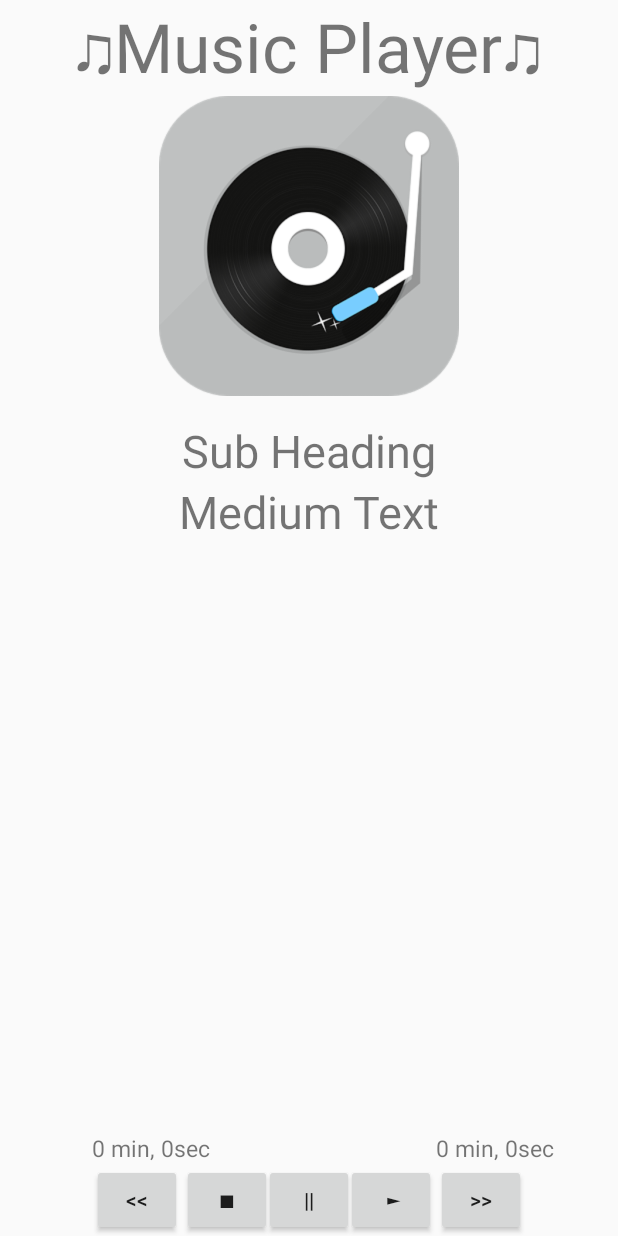
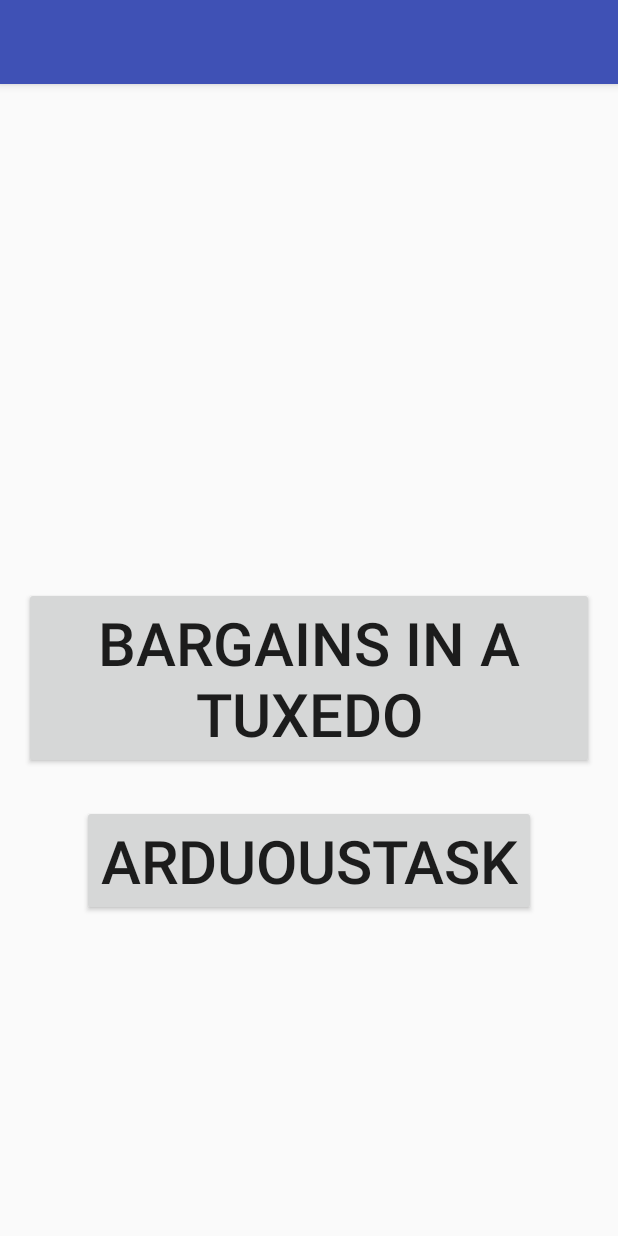
Before and after one commit to DegraciaD/MusicPlayer, an Android app: the screen it shows after launch (MainActivity before the commit, Songpicker after it), on a phone screen of 412 x 824 dp. Run offline under Robolectric (Android 15) with nearby library versions, the light colour scheme and no system bars.

Commit message:
updated my project
did milestone 5and 6 and still working on milestone 7

```diff
--- a/app/src/main/AndroidManifest.xml
+++ b/app/src/main/AndroidManifest.xml
@@ -12,6 +12,8 @@
             android:name=".MainActivity"
             android:label="@string/app_name"
             android:theme="@style/AppTheme.NoActionBar">
+        </activity>
+        <activity android:name=".Songpicker">
             <intent-filter>
                 <action android:name="android.intent.action.MAIN" />
 
--- /dev/null
+++ b/app/src/main/java/com/example/student/musicplayer/SongObject.java
@@ -0,0 +1,18 @@
+package com.example.student.musicplayer;
+
+import android.os.Bundle;
+
+/**
+ * Created by Student on 12/9/2016.
+ */
+
+public class SongObject {
+    public int songID;
+    public String title;
+    public String artist;
+    public SongObject( int songID, String title,String artist){
+        this.songID = songID;
+        this.title = title;
+        this.artist = artist;
+    }
+}
--- /dev/null
+++ b/app/src/main/java/com/example/student/musicplayer/Songpicker.java
@@ -0,0 +1,67 @@
+package com.example.student.musicplayer;
+
+import android.content.Intent;
+import android.media.MediaMetadataRetriever;
+import android.media.MediaPlayer;
+import android.net.Uri;
+import android.support.v7.app.AppCompatActivity;
+import android.os.Bundle;
+import android.util.Log;
+import android.view.View;
+import android.widget.Button;
+
+import static android.R.attr.action;
+import static android.R.attr.category;
+import static android.R.attr.filter;
+import static android.R.attr.name;
+
+public class Songpicker extends AppCompatActivity {
+    public static SongObject bargainsSong;
+    public static SongObject arduousSong;
+
+    protected void onCreate(Bundle savedInstanceState) {
+        super.onCreate(savedInstanceState);
+        setContentView(R.layout.activity_songpicker);
+        int bargainsID = R.raw.bargainsinatuxedo;
+        int arduousID = R.raw.arduoustask;
+
+
+
+
+        MediaMetadataRetriever songInfo = new MediaMetadataRetriever();
+        Uri filepath= Uri.parse("android.resource://" + getPackageName() + "/" + bargainsID);
+        songInfo.setDataSource(this, filepath);
+
+        String bargainsTitle = songInfo.extractMetadata(MediaMetadataRetriever.METADATA_KEY_TITLE);
+        String bargainsArtist = songInfo.extractMetadata(MediaMetadataRetriever.METADATA_KEY_ARTIST);
+
+         songInfo = new MediaMetadataRetriever();
+         filepath= Uri.parse("android.resource://" + getPackageName() + "/" + arduousID);
+        songInfo.setDataSource(this, filepath);
+
+        String arduousTitle = songInfo.extractMetadata(MediaMetadataRetriever.METADATA_KEY_TITLE);
+        String  ardousArtist = songInfo.extractMetadata(MediaMetadataRetriever.METADATA_KEY_ARTIST);
+
+
+        SongObject bargainsSong = new SongObject(bargainsID, bargainsTitle,bargainsArtist);
+        SongObject arduousSong = new SongObject(arduousID, arduousTitle,ardousArtist);
+
+
+
+    }
+    public void playbargains(View view){
+        String songID = String.valueOf(R.raw.bargainsinatuxedo);
+        launchPlayer("bargains");
+    }
+
+    public void songpicker(View view){
+        String songID = String.valueOf(R.raw.arduoustask);
+        launchPlayer(songID);
+    }
+
+    public void launchPlayer(String songID){
+        Intent launchSongPlayer = new Intent(Songpicker.this, MainActivity.class);
+        launchSongPlayer.putExtra("songMessage", songID);
+        startActivity(launchSongPlayer);
+    }
+}
--- /dev/null
+++ b/app/src/main/res/layout/activity_songpicker.xml
@@ -0,0 +1,35 @@
+<?xml version="1.0" encoding="utf-8"?>
+<RelativeLayout xmlns:android="http://schemas.android.com/apk/res/android"
+    xmlns:tools="http://schemas.android.com/tools"
+    android:id="@+id/activity_songpicker"
+    android:layout_width="match_parent"
+    android:layout_height="match_parent"
+    android:paddingBottom="@dimen/activity_vertical_margin"
+    android:paddingLeft="@dimen/activity_horizontal_margin"
+    android:paddingRight="@dimen/activity_horizontal_margin"
+    android:paddingTop="@dimen/activity_vertical_margin"
+    tools:context="com.example.student.musicplayer.Songpicker">
+
+
+    <Button
+        android:layout_width="wrap_content"
+        android:layout_height="wrap_content"
+        android:onClick = "songpicker"
+        android:id="@+id/txtVw_button"
+        android:textSize="40sp"
+        android:text="arduoustask"
+        android:layout_marginTop="24dp"
+        android:layout_below="@+id/txtVw_main"
+        android:layout_centerHorizontal="true" />
+
+    <Button
+        android:layout_width="wrap_content"
+        android:layout_height="wrap_content"
+        android:onClick = "playbargains"
+        android:id="@+id/txtVw_main"
+        android:textSize="40sp"
+        android:text="bargains in a tuxedo"
+        android:layout_alignParentTop="true"
+        android:layout_centerHorizontal="true"
+        android:layout_marginTop="319dp" />
+</RelativeLayout>
--- a/app/src/main/res/layout/content_main.xml
+++ b/app/src/main/res/layout/content_main.xml
@@ -56,24 +56,14 @@
         android:textSize="30sp"
         android:layout_below="@+id/textView"
         android:id="@+id/textView4" />
-    <TextView
-        android:layout_width="wrap_content"
+
+    <SeekBar
+        android:layout_width="fill_parent"
         android:layout_height="wrap_content"
-        android:text="0 min, 0sec"
-        android:textSize="15sp"
-        android:id="@+id/txtVw_songtime"
-        android:layout_above="@+id/txtVw_stopbutton"
-        android:layout_alignLeft="@+id/txtVw_rewindbutton"
-        android:layout_alignStart="@+id/txtVw_rewindbutton" />
-    <TextView
-        android:layout_width="wrap_content"
-        android:layout_height="wrap_content"
-        android:text="0 min, 0sec"
-        android:textSize="15sp"
-        android:id="@+id/txtVw_songtext"
+        android:id="@+id/txtVw_seekBar1"
         android:layout_above="@+id/txtVw_playbutton2"
-        android:layout_toRightOf="@+id/textView"
-        android:layout_toEndOf="@+id/textView" />
+        android:layout_alignParentLeft="true"
+        android:layout_alignParentStart="true" />
     <Button
         android:layout_width="60dp"
         android:layout_height="wrap_content"
@@ -121,5 +111,27 @@
         android:layout_toRightOf="@+id/txtVw_playbutton2"
         android:layout_toEndOf="@+id/txtVw_playbutton2" />
 
+    <TextView
+        android:layout_width="wrap_content"
+        android:layout_height="wrap_content"
+        android:text="0 min, 0sec"
+        android:textSize="15sp"
+        android:id="@+id/txtVw_songtime"
+        android:layout_above="@+id/txtVw_seekBar1"
+        android:layout_alignParentLeft="true"
+        android:layout_alignParentStart="true"
+        android:layout_marginLeft="33dp"
+        android:layout_marginStart="33dp" />
+
+    <TextView
+        android:layout_width="wrap_content"
+        android:layout_height="wrap_content"
+        android:text="0 min, 0sec"
+        android:textSize="15sp"
+        android:id="@+id/txtVw_songtext"
+        android:layout_above="@+id/txtVw_seekBar1"
+        android:layout_alignParentRight="true"
+        android:layout_alignParentEnd="true" />
+
 
 </RelativeLayout>
--- a/build.gradle
+++ b/build.gradle
@@ -5,7 +5,7 @@ buildscript {
         jcenter()
     }
     dependencies {
-        classpath 'com.android.tools.build:gradle:2.1.3'
+        classpath 'com.android.tools.build:gradle:2.2.3'
 
         // NOTE: Do not place your application dependencies here; they belong
         // in the individual module build.gradle files
```
Also changed, not shown: app/src/main/java/com/example/student/musicplayer/MainActivity.java (+127 -29 lines), 3 other files.
